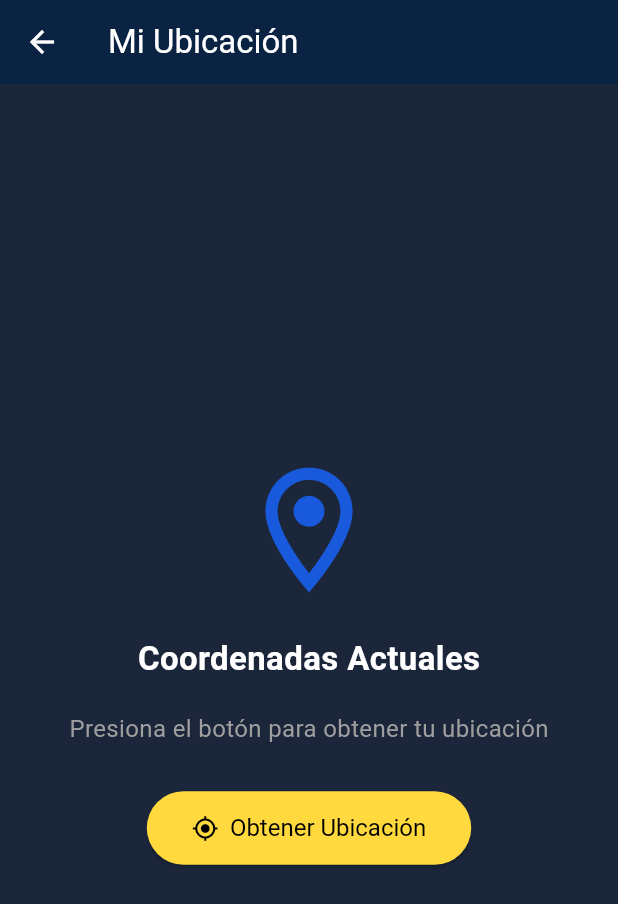
After one commit to AndreSSS1022/Quiz, a Flutter app: the LocationScreen screen opened by its route, on a phone screen of 412 x 824 dp. The commit adds this screen. Shown: the top 904 px of the screen. Run offline on Flutter 3.47's test engine with Material 3 defaults, Android fonts, the phone set to English and light mode, and no system bars; our stand-ins replace carousel_slider, flutter_secure_storage, geolocator, local_auth; accounts and stored records are empty.

Commit message:
idea 1 de geolocalizacion

```diff
--- /dev/null
+++ b/partyfinder/lib/screens/location_screen.dart
@@ -0,0 +1,132 @@
+import 'package:flutter/material.dart';
+import 'package:geolocator/geolocator.dart'; // 1. Importa el paquete
+
+class LocationScreen extends StatefulWidget {
+  const LocationScreen({super.key});
+
+  @override
+  State<LocationScreen> createState() => _LocationScreenState();
+}
+
+class _LocationScreenState extends State<LocationScreen> {
+  double? _latitude;
+  double? _longitude;
+  bool _isLoading = false;
+  String? _error;
+
+  // 2. Esta es la función clave para obtener la ubicación
+  Future<void> _getCurrentLocation() async {
+    // Muestra el círculo de carga y limpia errores previos
+    setState(() {
+      _isLoading = true;
+      _error = null;
+    });
+
+    try {
+      // a. Primero, comprueba si los servicios de ubicación están activados
+      bool serviceEnabled = await Geolocator.isLocationServiceEnabled();
+      if (!serviceEnabled) {
+        throw Exception('Los servicios de ubicación están desactivados.');
+      }
+
+      // b. Luego, comprueba y solicita los permisos
+      LocationPermission permission = await Geolocator.checkPermission();
+      if (permission == LocationPermission.denied) {
+        permission = await Geolocator.requestPermission();
+        if (permission == LocationPermission.denied) {
+          throw Exception('Los permisos de ubicación fueron denegados.');
+        }
+      }
+
+      if (permission == LocationPermission.deniedForever) {
+        // Si el usuario denegó permanentemente los permisos
+        throw Exception(
+            'Los permisos de ubicación están permanentemente denegados. No podemos solicitar la ubicación.');
+      }
+
+      // c. Si todo está bien, obtenemos la posición actual
+      Position position = await Geolocator.getCurrentPosition(
+        desiredAccuracy: LocationAccuracy.high,
+      );
+
+      // d. Actualizamos la pantalla con los datos obtenidos
+      setState(() {
+        _latitude = position.latitude;
+        _longitude = position.longitude;
+        _isLoading = false; // Ocultamos el círculo de carga
+      });
+    } catch (e) {
+      // e. Si algo falla, guardamos el mensaje de error
+      setState(() {
+        _error = e.toString().replaceAll("Exception: ", ""); // Muestra un error más limpio
+        _isLoading = false; // Ocultamos el círculo de carga
+      });
+    }
+  }
+
+  @override
+  Widget build(BuildContext context) {
+    return Scaffold(
+      appBar: AppBar(
+        title: const Text('Mi Ubicación'),
+        backgroundColor: const Color(0xFF0A2342), // Usando tu color darkBlue
+      ),
+      body: Center(
+        child: Column(
+          mainAxisAlignment: MainAxisAlignment.center,
+          children: [
+            const Icon(Icons.location_on_outlined,
+                size: 100, color: Color(0xFF185ADB)), // Usando tu color midBlue
+            const SizedBox(height: 20),
+            const Text(
+              'Coordenadas Actuales',
+              style: TextStyle(fontSize: 22, fontWeight: FontWeight.bold),
+            ),
+            const SizedBox(height: 20),
+            // Mostrar un indicador de carga mientras se obtiene la ubicación
+            if (_isLoading)
+              const CircularProgressIndicator()
+            // Mostrar la ubicación si la tenemos
+            else if (_latitude != null && _longitude != null)
+              Text(
+                'Latitud: $_latitude\nLongitud: $_longitude',
+                textAlign: TextAlign.center,
+                style: const TextStyle(fontSize: 18),
+              )
+            // Mostrar un error si ocurrió uno
+            else if (_error != null)
+                Padding(
+                  padding: const EdgeInsets.symmetric(horizontal: 20.0),
+                  child: Text(
+                    'Error: $_error',
+                    textAlign: TextAlign.center,
+                    style: const TextStyle(fontSize: 18, color: Colors.red),
+                  ),
+                )
+              // Mensaje inicial antes de pulsar el botón
+              else
+                const Text(
+                  'Presiona el botón para obtener tu ubicación',
+                  style: TextStyle(fontSize: 16, color: Colors.grey),
+                ),
+            const SizedBox(height: 30),
+            ElevatedButton.icon(
+              icon: const Icon(Icons.my_location),
+              label: const Text('Obtener Ubicación'),
+              onPressed:
+              _isLoading ? null : _getCurrentLocation, // 3. Llama a la nueva función
+              style: ElevatedButton.styleFrom(
+                backgroundColor:
+                const Color(0xFFFFD93D), // Usando tu color accentYellow
+                foregroundColor: Colors.black,
+                padding:
+                const EdgeInsets.symmetric(horizontal: 30, vertical: 15),
+                textStyle: const TextStyle(fontSize: 16),
+              ),
+            ),
+          ],
+        ),
+      ),
+    );
+  }
+}
--- a/partyfinder/pubspec.yaml
+++ b/partyfinder/pubspec.yaml
@@ -33,6 +33,8 @@ dependencies:
   http: ^1.2.2
   flutter:
     sdk: flutter
+  geolocator: ^14.0.2
+  flutter_sensors_plus: ^1.0.1
   cupertino_icons: ^1.0.8
   flutter_carousel_slider: ^1.1.0
   carousel_slider: ^5.1.1
```
Also changed, not shown: partyfinder/lib/main.dart (+5 -2 lines), partyfinder/lib/screens/home.dart (+162 -229 lines), partyfinder/pubspec.lock, 4 other files.
